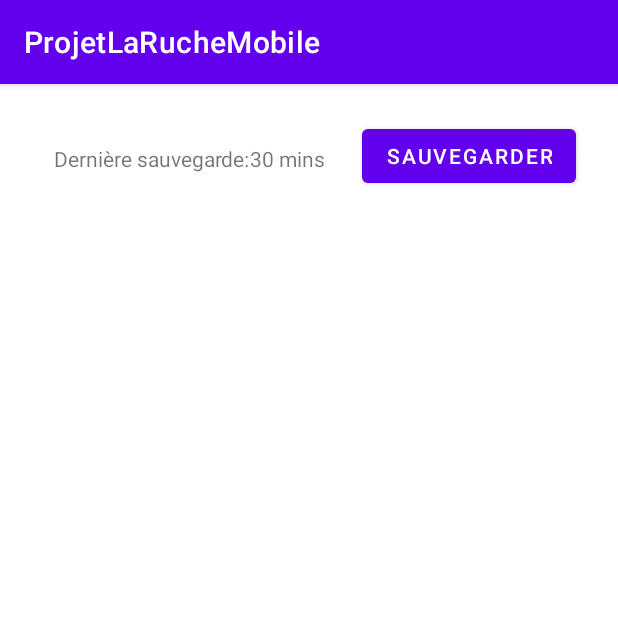
After one commit to thomasRLachance/ProjetLaRucheMobile, an Android app: the SalesActivity screen opened directly, with no data from a screen before it, on a phone screen of 412 x 824 dp, the top half of it. The commit adds this screen. Run offline under Robolectric (Android 15) with nearby library versions, the phone set to English and light mode, and no system bars.

Commit message:
Départ implementation de sales activity

```diff
--- a/app/src/main/AndroidManifest.xml
+++ b/app/src/main/AndroidManifest.xml
@@ -14,6 +14,9 @@
         android:theme="@style/Theme.ProjetLaRucheMobile"
         tools:targetApi="31">
         <activity
+            android:name=".SalesActivity"
+            android:exported="false" />
+        <activity
             android:name=".ui.login.LoginActivity"
             android:exported="true"
             android:label="@string/app_name">
--- /dev/null
+++ b/app/src/main/java/com/example/projetlaruchemobile/SalesActivity.java
@@ -0,0 +1,14 @@
+package com.example.projetlaruchemobile;
+
+import androidx.appcompat.app.AppCompatActivity;
+
+import android.os.Bundle;
+
+public class SalesActivity extends AppCompatActivity {
+
+    @Override
+    protected void onCreate(Bundle savedInstanceState) {
+        super.onCreate(savedInstanceState);
+        setContentView(R.layout.activity_sales);
+    }
+}
--- a/app/src/main/java/com/example/projetlaruchemobile/ui/login/LoginActivity.java
+++ b/app/src/main/java/com/example/projetlaruchemobile/ui/login/LoginActivity.java
@@ -5,6 +5,7 @@ import android.app.Activity;
 import androidx.lifecycle.Observer;
 import androidx.lifecycle.ViewModelProvider;
 
+import android.content.Intent;
 import android.os.Bundle;
 
 import androidx.annotation.Nullable;
@@ -23,6 +24,7 @@ import android.widget.TextView;
 import android.widget.Toast;
 
 import com.example.projetlaruchemobile.R;
+import com.example.projetlaruchemobile.SalesActivity;
 import com.example.projetlaruchemobile.ui.login.LoginViewModel;
 import com.example.projetlaruchemobile.ui.login.LoginViewModelFactory;
 import com.example.projetlaruchemobile.databinding.ActivityLoginBinding;
@@ -74,7 +76,9 @@ public class LoginActivity extends AppCompatActivity {
             setResult(Activity.RESULT_OK);
 
             //Complete and destroy login activity once successful
-            finish();
+            //finish();
+            Intent myIntent = new Intent(LoginActivity.this, SalesActivity.class);
+            LoginActivity.this.startActivity(myIntent);
         });
 
         TextWatcher afterTextChangedListener = new TextWatcher() {
--- /dev/null
+++ b/app/src/main/res/layout/activity_sales.xml
@@ -0,0 +1,47 @@
+<?xml version="1.0" encoding="utf-8"?>
+<androidx.constraintlayout.widget.ConstraintLayout xmlns:android="http://schemas.android.com/apk/res/android"
+    xmlns:app="http://schemas.android.com/apk/res-auto"
+    xmlns:tools="http://schemas.android.com/tools"
+    android:layout_width="match_parent"
+    android:layout_height="match_parent"
+    tools:context=".SalesActivity">
+
+    <TextView
+        android:id="@+id/lastSaveTextView"
+        android:layout_width="wrap_content"
+        android:layout_height="wrap_content"
+        android:layout_marginStart="36dp"
+        android:layout_marginTop="40dp"
+        android:text="Dernière sauvegarde:"
+        app:layout_constraintStart_toStartOf="parent"
+        app:layout_constraintTop_toTopOf="parent" />
+
+    <Button
+        android:id="@+id/saveButton"
+        android:layout_width="wrap_content"
+        android:layout_height="wrap_content"
+        android:layout_marginTop="24dp"
+        android:layout_marginEnd="28dp"
+        android:text="Sauvegarder"
+        app:layout_constraintEnd_toEndOf="parent"
+        app:layout_constraintTop_toTopOf="parent" />
+
+    <TextView
+        android:id="@+id/lastSavedTimeTextView"
+        android:layout_width="wrap_content"
+        android:layout_height="wrap_content"
+        android:text="30 mins"
+        app:layout_constraintBottom_toBottomOf="@+id/lastSaveTextView"
+        app:layout_constraintStart_toEndOf="@+id/lastSaveTextView"
+        app:layout_constraintTop_toTopOf="@+id/lastSaveTextView" />
+
+    <ListView
+        android:id="@+id/salesListView"
+        android:layout_width="409dp"
+        android:layout_height="657dp"
+        app:layout_constraintBottom_toBottomOf="parent"
+        app:layout_constraintEnd_toEndOf="parent"
+        app:layout_constraintStart_toStartOf="parent"
+        app:layout_constraintTop_toBottomOf="@+id/saveButton" />
+
+</androidx.constraintlayout.widget.ConstraintLayout>
```
